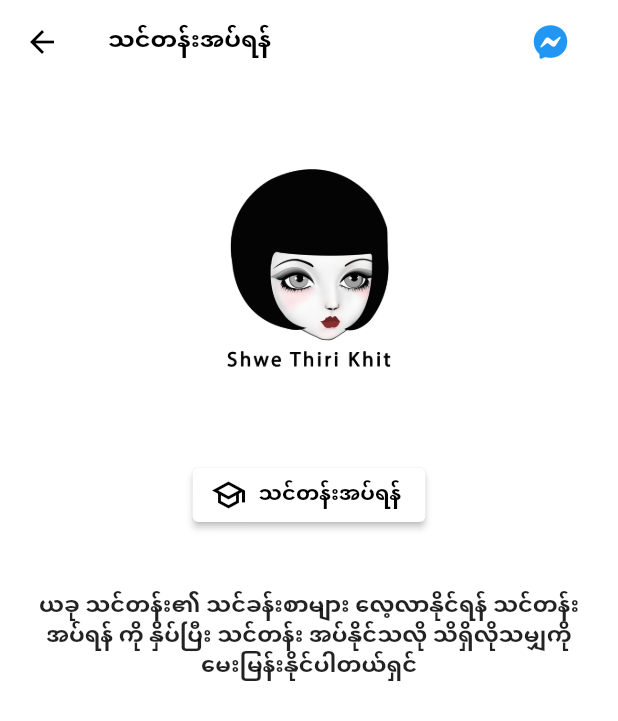
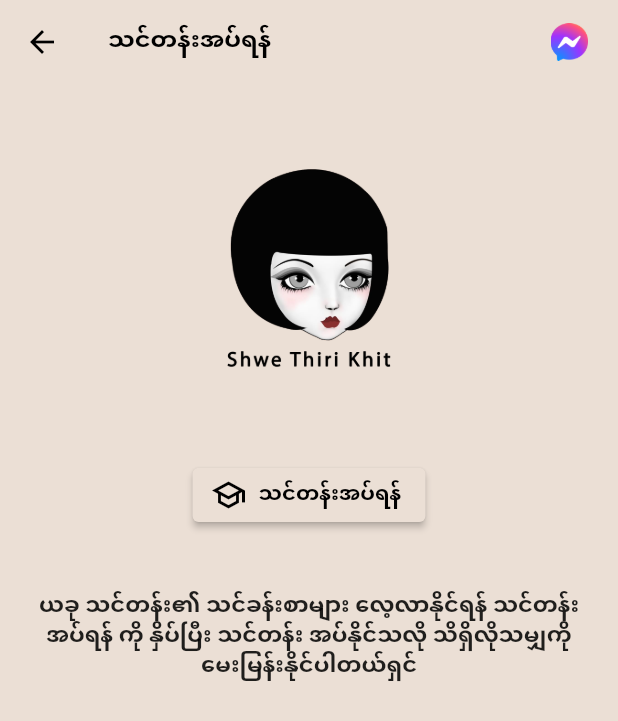
Before and after one commit to AungBoMyint/shwethirikhit, a Flutter app: the SubscriptionRoute screen opened by its route, on a phone screen of 412 x 824 dp. Shown: the top 721 px of the screen. Run offline on Flutter 3.47's test engine with Material 2 defaults, Android fonts, the light colour scheme and no system bars; our stand-ins replace audio_video_progress_bar, better_player, cached_network_image, carousel_slider, chewie, cloud_firestore and 36 more; missing offline and left inert: cloud_firestore_web, cloud_functions_web, connectivity_plus_web, firebase_auth_web, firebase_core_web, firebase_messaging_web and 6 more; accounts and stored records are empty; network calls fail.

Commit message:
change mainThemecolor

```diff
--- a/lib/auth/controller/auth_controller.dart
+++ b/lib/auth/controller/auth_controller.dart
@@ -1,7 +1,7 @@
 import 'dart:async';
 import 'dart:convert';
 import 'dart:developer';
-import 'dart:math';
+import 'dart:math' hide log;
 
 import 'package:crypto/crypto.dart';
 import 'package:dartz/dartz.dart';
@@ -260,6 +260,7 @@ class AuthController extends GetxController {
       hideLoading(globalKey.currentState!.context);
       await whethreEmailSignInOrNot(email: userCredential.user?.email);
     } catch (e) {
+      log("======Sign In With Apple Error:$e");
       hideLoading(globalKey.currentState!.context);
     }
   }
--- a/lib/intro/intro_one_screen.dart
+++ b/lib/intro/intro_one_screen.dart
@@ -39,7 +39,8 @@ class _IntroOneScreenState extends State<IntroOneScreen>
 
   @override
   void initState() {
-    _videoPlayerController = VideoPlayerController.asset("assets/intro.mp4");
+    _videoPlayerController =
+        VideoPlayerController.asset("assets/video/intro.mp4");
     _videoPlayerController.initialize().then((value) {
       _videoPlayerController.setLooping(true);
     });
--- a/lib/main.dart
+++ b/lib/main.dart
@@ -5,7 +5,6 @@ import 'package:firebase_messaging/firebase_messaging.dart';
 import 'package:flutter/material.dart';
 import 'package:flutter/services.dart';
 import 'package:get/get.dart';
-import 'package:hive/hive.dart';
 import 'package:hive_flutter/adapters.dart';
 import 'package:just_audio_background/just_audio_background.dart';
 import 'package:kzn/auth/view/auth_page.dart';
--- a/lib/ui/routes/subscription_route.dart
+++ b/lib/ui/routes/subscription_route.dart
@@ -3,8 +3,11 @@ import 'dart:developer';
 import 'package:flutter/material.dart';
 import 'package:font_awesome_flutter/font_awesome_flutter.dart';
 import 'package:get/get.dart';
+import 'package:kzn/data/constant.dart';
+import 'package:kzn/utils/utils.dart';
 import 'package:url_launcher/url_launcher.dart';
 
+import '../../data/image.dart';
 import 'enroll_form_route.dart';
 
 class SubscriptionRoute extends StatefulWidget {
@@ -18,11 +21,11 @@ class _SubscriptionRouteState extends State<SubscriptionRoute> {
   Widget build(BuildContext context) {
     log("Width: ${MediaQuery.of(context).size.width}");
     return Scaffold(
-      backgroundColor: Colors.white,
+      backgroundColor: mainThemeColor,
       appBar: AppBar(
           elevation: 0,
           iconTheme: IconThemeData(color: Colors.black),
-          backgroundColor: Colors.white,
+          backgroundColor: mainThemeColor,
           title: Text("သင်တန်းအပ်ရန်",
               style: TextStyle(
                   fontWeight: FontWeight.w700,
@@ -30,35 +33,23 @@ class _SubscriptionRouteState extends State<SubscriptionRoute> {
                   color: Colors.black)),
           actions: [
             SizedBox(
-              width: 90,
-              child: ElevatedButton(
-                style: ButtonStyle(
-                  alignment: Alignment.center,
-                  backgroundColor: MaterialStateProperty.all(Colors.white),
-                  elevation: MaterialStateProperty.resolveWith<double>(
-                    // As you said you dont need elevation. I'm returning 0 in both case
-                    (Set<MaterialState> states) {
-                      if (states.contains(MaterialState.disabled)) {
-                        return 0;
-                      }
-                      return 0; // Defer to the widget's default.
-                    },
-                  ),
-                ),
-                onPressed: () async {
+              width: 25,
+              child: InkWell(
+                onTap: () async {
                   try {
                     await launch('https://m.me/selfmasterywithkhit');
                   } catch (e) {
                     print(e);
                   }
                 },
-                child: FaIcon(
-                  FontAwesomeIcons.facebookMessenger,
-                  color: Colors.blue,
-                  size: 23,
+                child: Image.asset(
+                  AppImage.messenger,
+                  /* width: 23,
+                                          height: 23, */
                 ),
               ),
             ),
+            horizontalSpace(20),
           ]),
       body: Column(
         children: [
@@ -84,7 +75,7 @@ class _SubscriptionRouteState extends State<SubscriptionRoute> {
                 ElevatedButton.icon(
                   style: ButtonStyle(
                     backgroundColor:
-                        MaterialStateProperty.all<Color>(Colors.white),
+                        MaterialStateProperty.all<Color>(mainThemeColor),
                   ),
                   icon: Icon(Icons.school_outlined, color: Colors.black),
                   label: Text(
```
Also changed, not shown: lib/affirmations/screens/music_playlist.dart (+5 -3 lines), lib/therapy/therapy_video.dart (+4 -3 lines), lib/ui/routes/course_route.dart (+18 -8 lines), pubspec.yaml (+10 -9 lines), pubspec.lock, 23 other files.
